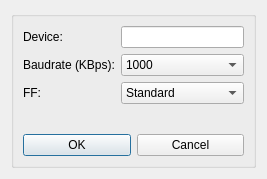
Qt form configdialog.ui (Mapleaph/cantransreceiver) before a commit.
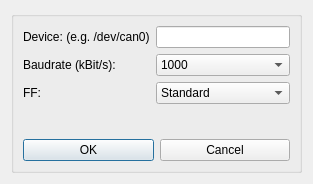
The same form after that commit.

Diff of the .ui file:
```diff
--- a/configdialog.ui
+++ b/configdialog.ui
@@ -6,8 +6,8 @@
    <rect>
     <x>0</x>
     <y>0</y>
-    <width>267</width>
-    <height>179</height>
+    <width>313</width>
+    <height>184</height>
    </rect>
   </property>
   <property name="sizePolicy">
@@ -37,7 +37,7 @@
         <item row="0" column="0">
          <widget class="QLabel" name="label">
           <property name="text">
-           <string>Device:</string>
+           <string>Device: (e.g. /dev/can0)</string>
           </property>
          </widget>
         </item>
@@ -47,7 +47,7 @@
         <item row="1" column="0">
          <widget class="QLabel" name="label_2">
           <property name="text">
-           <string>Baudrate (KBps):</string>
+           <string>Baudrate (kBit/s):</string>
           </property>
          </widget>
         </item>
```
